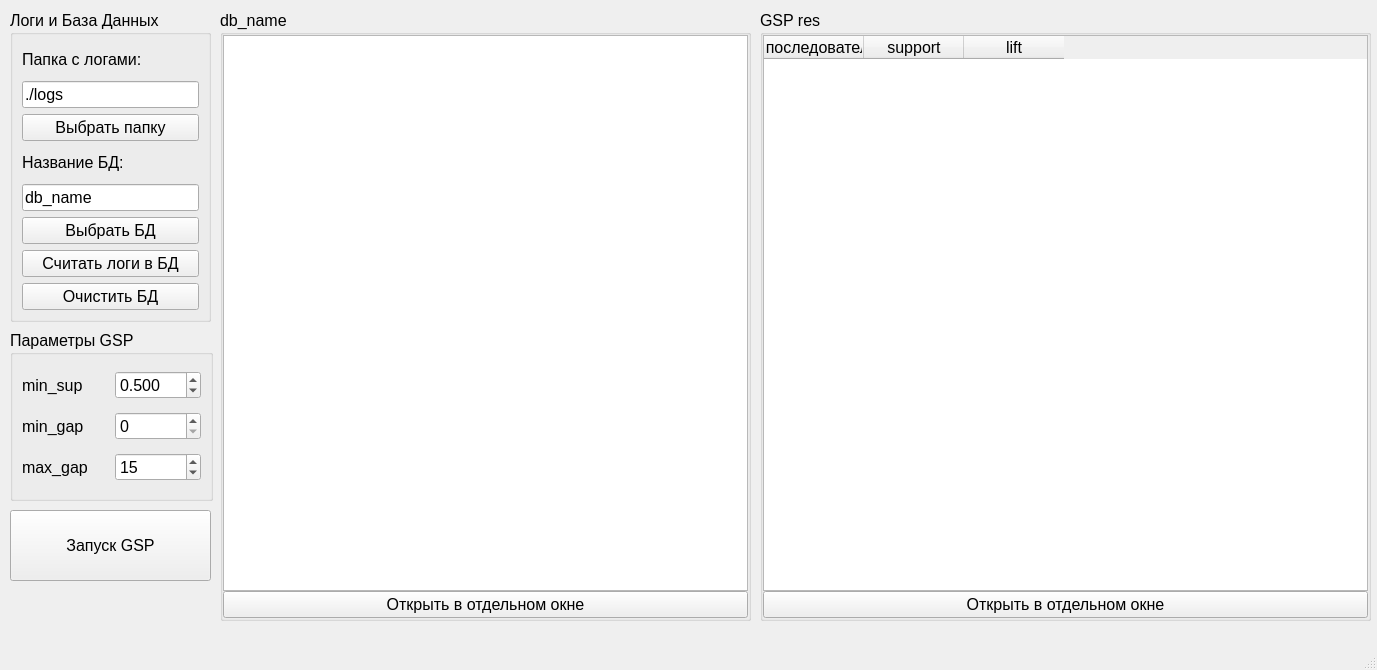
Above: GSP_adapt/MainWindow.ui from Inlucker/GSP before the change. Below: the same form after it.
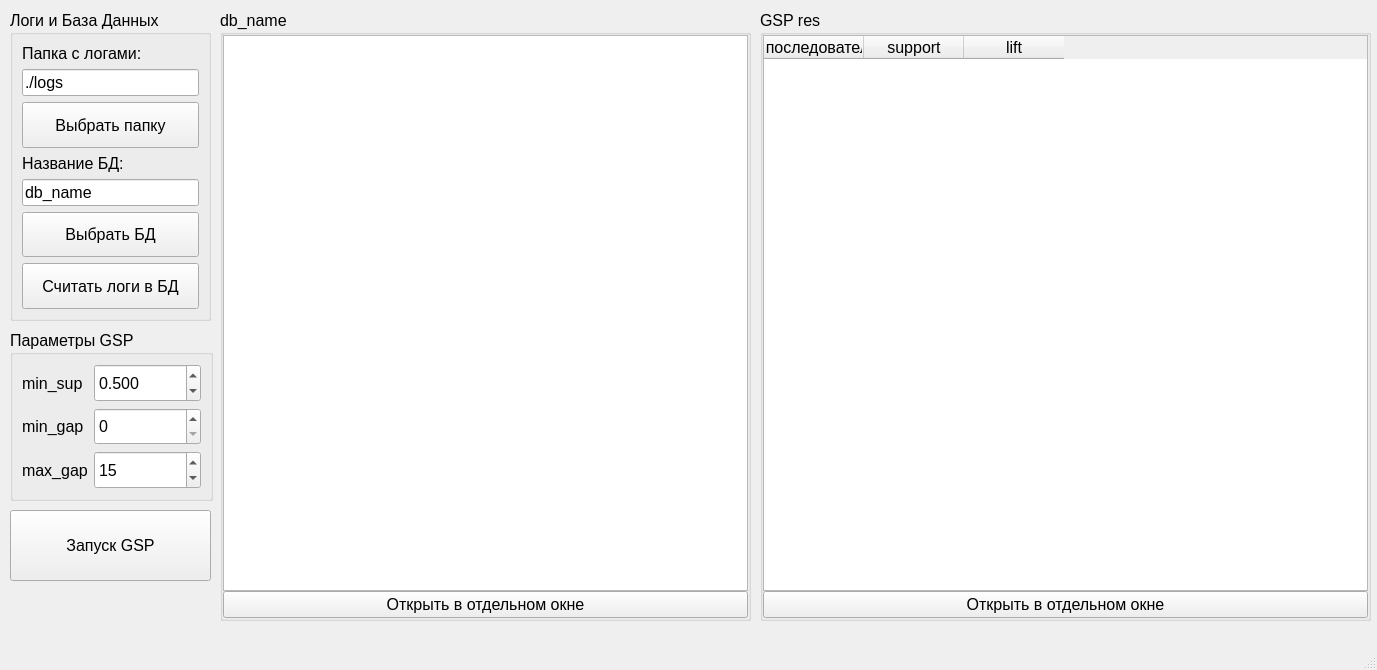
That is the form after the change.

Patch:
```diff
--- a/GSP_adapt/MainWindow.ui
+++ b/GSP_adapt/MainWindow.ui
@@ -36,6 +36,12 @@
       <layout class="QGridLayout" name="gridLayout">
        <item row="0" column="0">
         <widget class="QLabel" name="label_2">
+         <property name="sizePolicy">
+          <sizepolicy hsizetype="Minimum" vsizetype="Expanding">
+           <horstretch>0</horstretch>
+           <verstretch>0</verstretch>
+          </sizepolicy>
+         </property>
          <property name="text">
           <string>min_sup</string>
          </property>
@@ -43,6 +49,12 @@
        </item>
        <item row="0" column="1">
         <widget class="QDoubleSpinBox" name="min_sup_doubleSpinBox">
+         <property name="sizePolicy">
+          <sizepolicy hsizetype="Expanding" vsizetype="Expanding">
+           <horstretch>0</horstretch>
+           <verstretch>0</verstretch>
+          </sizepolicy>
+         </property>
          <property name="decimals">
           <number>3</number>
          </property>
@@ -56,6 +68,12 @@
        </item>
        <item row="1" column="0">
         <widget class="QLabel" name="label_3">
+         <property name="sizePolicy">
+          <sizepolicy hsizetype="Minimum" vsizetype="Expanding">
+           <horstretch>0</horstretch>
+           <verstretch>0</verstretch>
+          </sizepolicy>
+         </property>
          <property name="text">
           <string>min_gap</string>
          </property>
@@ -63,6 +81,12 @@
        </item>
        <item row="1" column="1">
         <widget class="QSpinBox" name="min_gap_spinBox">
+         <property name="sizePolicy">
+          <sizepolicy hsizetype="Expanding" vsizetype="Expanding">
+           <horstretch>0</horstretch>
+           <verstretch>0</verstretch>
+          </sizepolicy>
+         </property>
          <property name="maximum">
           <number>999999999</number>
          </property>
@@ -70,6 +94,12 @@
        </item>
        <item row="2" column="0">
         <widget class="QLabel" name="label_4">
+         <property name="sizePolicy">
+          <sizepolicy hsizetype="Minimum" vsizetype="Expanding">
+           <horstretch>0</horstretch>
+           <verstretch>0</verstretch>
+          </sizepolicy>
+         </property>
          <property name="text">
           <string>max_gap</string>
          </property>
@@ -77,6 +107,12 @@
        </item>
        <item row="2" column="1">
         <widget class="QSpinBox" name="max_gap_spinBox">
+         <property name="sizePolicy">
+          <sizepolicy hsizetype="Expanding" vsizetype="Expanding">
+           <horstretch>0</horstretch>
+           <verstretch>0</verstretch>
+          </sizepolicy>
+         </property>
          <property name="maximum">
           <number>999999999</number>
          </property>
@@ -95,7 +131,7 @@
       <x>10</x>
       <y>10</y>
       <width>201</width>
-      <height>312</height>
+      <height>311</height>
      </rect>
     </property>
     <property name="title">
@@ -104,6 +140,12 @@
     <layout class="QVBoxLayout" name="verticalLayout">
      <item>
       <widget class="QLabel" name="dir_name_label">
+       <property name="sizePolicy">
+        <sizepolicy hsizetype="Expanding" vsizetype="Minimum">
+         <horstretch>0</horstretch>
+         <verstretch>0</verstretch>
+        </sizepolicy>
+       </property>
        <property name="text">
         <string>Папка с логами:</string>
        </property>
@@ -111,6 +153,12 @@
      </item>
      <item>
       <widget class="QLineEdit" name="dir_name_lineEdit">
+       <property name="sizePolicy">
+        <sizepolicy hsizetype="Expanding" vsizetype="Minimum">
+         <horstretch>0</horstretch>
+         <verstretch>0</verstretch>
+        </sizepolicy>
+       </property>
        <property name="text">
         <string>./logs</string>
        </property>
@@ -118,6 +166,12 @@
      </item>
      <item>
       <widget class="QPushButton" name="dir_choose_pushButton">
+       <property name="sizePolicy">
+        <sizepolicy hsizetype="Expanding" vsizetype="Expanding">
+         <horstretch>0</horstretch>
+         <verstretch>0</verstretch>
+        </sizepolicy>
+       </property>
        <property name="text">
         <string>Выбрать папку</string>
        </property>
@@ -125,6 +179,12 @@
      </item>
      <item>
       <widget class="QLabel" name="db_label">
+       <property name="sizePolicy">
+        <sizepolicy hsizetype="Expanding" vsizetype="Minimum">
+         <horstretch>0</horstretch>
+         <verstretch>0</verstretch>
+        </sizepolicy>
+       </property>
        <property name="text">
         <string>Название БД:</string>
        </property>
@@ -132,6 +192,12 @@
      </item>
      <item>
       <widget class="QLineEdit" name="db_lineEdit">
+       <property name="sizePolicy">
+        <sizepolicy hsizetype="Expanding" vsizetype="Minimum">
+         <horstretch>0</horstretch>
+         <verstretch>0</verstretch>
+        </sizepolicy>
+       </property>
        <property name="text">
         <string>db_name</string>
        </property>
@@ -139,6 +205,12 @@
      </item>
      <item>
       <widget class="QPushButton" name="set_db_pushButton">
+       <property name="sizePolicy">
+        <sizepolicy hsizetype="Expanding" vsizetype="Expanding">
+         <horstretch>0</horstretch>
+         <verstretch>0</verstretch>
+        </sizepolicy>
+       </property>
        <property name="text">
         <string>Выбрать БД</string>
        </property>
@@ -146,18 +218,17 @@
      </item>
      <item>
       <widget class="QPushButton" name="read_logs_pushButton">
+       <property name="sizePolicy">
+        <sizepolicy hsizetype="Expanding" vsizetype="Expanding">
+         <horstretch>0</horstretch>
+         <verstretch>0</verstretch>
+        </sizepolicy>
+       </property>
        <property name="text">
         <string>Считать логи в БД</string>
        </property>
       </widget>
      </item>
-     <item>
-      <widget class="QPushButton" name="reset_db_pushButton">
-       <property name="text">
-        <string>Очистить БД</string>
-       </property>
-      </widget>
-     </item>
     </layout>
    </widget>
    <widget class="QGroupBox" name="db_groupBox">
```
